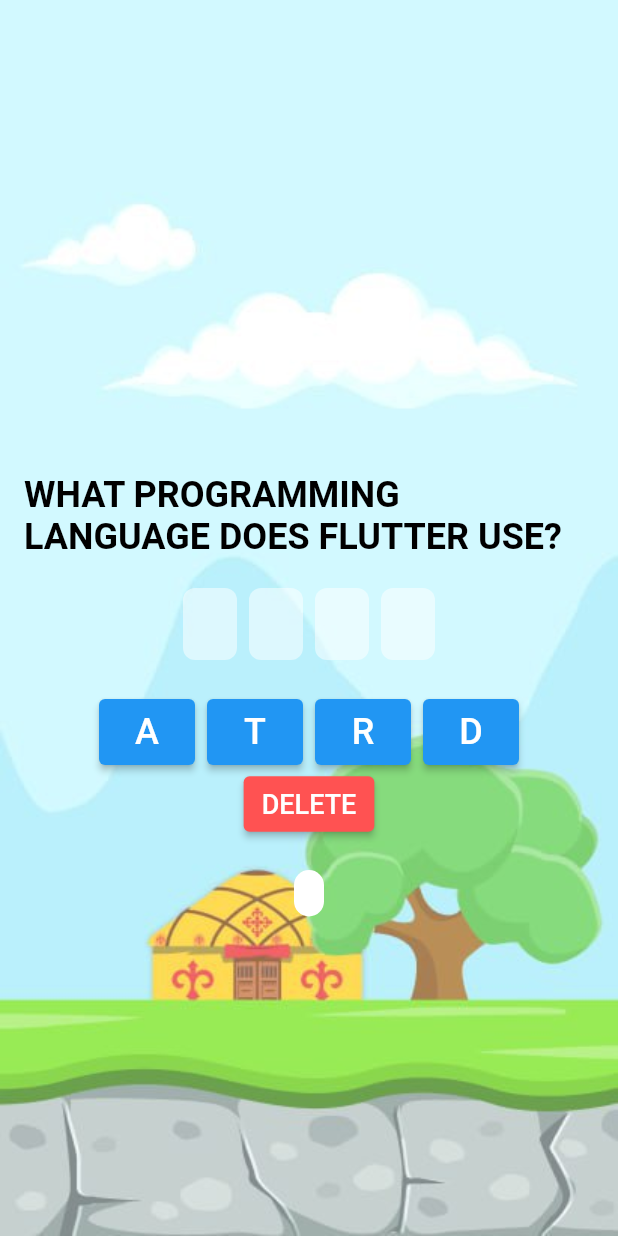
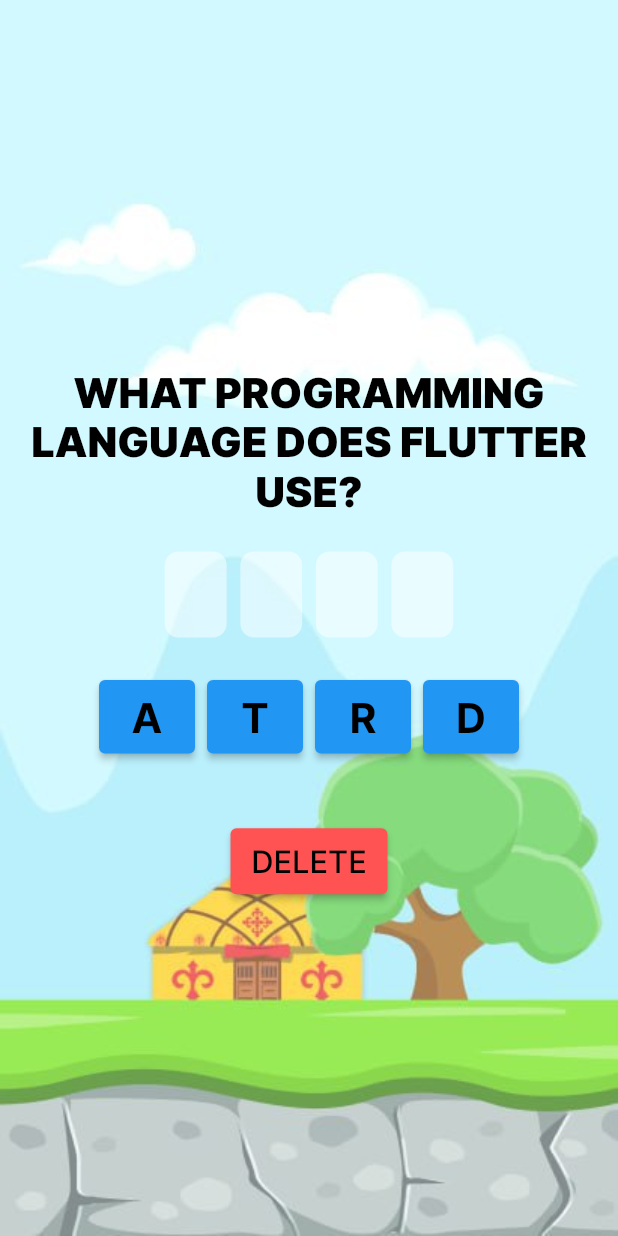
Before and after one commit to Yorq1nnur/najot_talim_nt, a Flutter app: the screen it shows after launch, on a phone screen of 412 x 824 dp. Run offline on Flutter 3.47's test engine with Material 3 defaults, Android fonts, the phone set to English and light mode, and no system bars; our stand-ins replace flutter_screenutil, get, lottie.

```diff
--- a/lib/screens/global_screen/global_screen.dart
+++ b/lib/screens/global_screen/global_screen.dart
@@ -1,7 +1,10 @@
 import 'package:flutter/material.dart';
 import 'package:flutter/services.dart';
+import 'package:flutter_screenutil/flutter_screenutil.dart';
 import 'package:get/get.dart';
 import 'package:najot_talim_nt/screens/global_screen/game_controller/game_controller.dart';
+import 'package:najot_talim_nt/utils/colors/app_colors.dart';
+import 'package:najot_talim_nt/utils/styles/app_text_style.dart';
 import '../../utils/images/app_images.dart';
 
 class GlobalScreen extends StatelessWidget {
@@ -9,7 +12,9 @@ class GlobalScreen extends StatelessWidget {
 
   @override
   Widget build(BuildContext context) {
-    final GameController controller = Get.put(GameController());
+    final GameController controller = Get.put(
+      GameController(),
+    );
 
     return AnnotatedRegion(
       value: const SystemUiOverlayStyle(
@@ -28,22 +33,26 @@ class GlobalScreen extends StatelessWidget {
                   height: MediaQuery.sizeOf(context).height,
                   fit: BoxFit.fill,
                 ),
-                SingleChildScrollView(
-                  child: Padding(
-                    padding: const EdgeInsets.only(top: 300),
+                Align(
+                  alignment: Alignment.center,
+                  child: SingleChildScrollView(
                     child: Center(
                       child: Column(
                         mainAxisAlignment: MainAxisAlignment.center,
                         children: [
                           Padding(
-                            padding: const EdgeInsets.all(16),
+                            padding: EdgeInsets.symmetric(
+                              vertical: 16.h,
+                              horizontal: 16.w,
+                            ),
                             child: Text(
                               controller.currentQuestion,
-                              style: const TextStyle(
-                                fontSize: 24,
-                                fontWeight: FontWeight.bold,
-                                color: Colors.black,
+                              style: AppTextStyle.interBold.copyWith(
+                                fontSize: 24.sp,
+                                fontWeight: FontWeight.w900,
+                                color: AppColors.black,
                               ),
+                              textAlign: TextAlign.center,
                             ),
                           ),
                           Wrap(
@@ -51,26 +60,36 @@ class GlobalScreen extends StatelessWidget {
                               controller.currentAnswer.length,
                               (index) {
                                 return Padding(
-                                  padding: const EdgeInsets.all(2.0),
+                                  padding: EdgeInsets.all(
+                                    2.w,
+                                  ),
                                   child: Container(
-                                    width: 36,
-                                    height: 48,
+                                    width: 36.w,
+                                    height: 48.h,
                                     alignment: Alignment.center,
-                                    margin: const EdgeInsets.all(2),
+                                    margin: EdgeInsets.all(
+                                      2.w,
+                                    ),
                                     decoration: BoxDecoration(
-                                      color: Colors.white.withOpacity(0.5),
-                                      borderRadius: BorderRadius.circular(8),
+                                      color: Colors.white.withOpacity(
+                                        0.5,
+                                      ),
+                                      borderRadius: BorderRadius.circular(
+                                        8.r,
+                                      ),
                                     ),
                                     child: Text(
-                                      controller.currentInputAnswer.value.length >
+                                      controller.currentInputAnswer.value
+                                                  .length >
                                               index
-                                          ? controller.currentInputAnswer.value[index]
+                                          ? controller
+                                              .currentInputAnswer.value[index]
                                           : "",
                                       style: TextStyle(
                                         fontSize: 40,
                                         fontWeight: FontWeight.bold,
-                                        color: controller
-                                                    .currentInputAnswer.value.length >
+                                        color: controller.currentInputAnswer
+                                                    .value.length >
                                                 index
                                             ? Colors.black
                                             : Colors.grey,
@@ -81,13 +100,15 @@ class GlobalScreen extends StatelessWidget {
                               },
                             ),
                           ),
-                          const SizedBox(height: 20),
+                          SizedBox(
+                            height: 20.h,
+                          ),
                           Wrap(
                             spacing: 8,
                             children: controller.shuffledLetters
-                                .map((letter) => ElevatedButton(
-                                      onPressed: () =>
-                                          controller.addQuiz(letter),
+                                .map(
+                                  (letter) => ElevatedButton(
+                                    onPressed: () => controller.addQuiz(letter),
                                     style: ElevatedButton.styleFrom(
                                       backgroundColor: Colors.blue,
                                       padding: const EdgeInsets.symmetric(
@@ -95,42 +116,55 @@ class GlobalScreen extends StatelessWidget {
                                         vertical: 8,
                                       ),
                                     ),
-                                      child: Text(letter,
-                                          style: const TextStyle(fontSize: 24)),
-                                    ))
-                                .toList(),
-                          ),
-                          ElevatedButton(
-                            onPressed: () => controller.removeLastQuiz(),
-                            style: ElevatedButton.styleFrom(
-                              backgroundColor: Colors.redAccent,
-                              padding: const EdgeInsets.symmetric(
-                                horizontal: 12,
-                                vertical: 8,
-                              ),
-                            ),
-                            child: const Text(
-                              "DELETE",
-                              style: TextStyle(
-                                fontSize: 18,
+                                    child: Text(
+                                      letter,
+                                      style: AppTextStyle.interBold.copyWith(
+                                        fontSize: 24.sp,
                                       ),
                                     ),
                                   ),
-                          const SizedBox(
-                            height: 20,
+                                )
+                                .toList(),
                           ),
-                          Container(
+                          SizedBox(
+                            height: 20.h,
+                          ),
+                          Visibility(
+                            visible: controller.errorMessage.value != '',
+                            child: Container(
                               padding: const EdgeInsets.symmetric(
-                                horizontal: 10, vertical: 5),
+                                horizontal: 10,
+                                vertical: 5,
+                              ),
                               decoration: BoxDecoration(
                                 color: Colors.white,
-                              borderRadius: BorderRadius.circular(20),
+                                borderRadius: BorderRadius.circular(
+                                  20,
+                                ),
                               ),
                               child: Text(
                                 controller.errorMessage.value,
                                 style: const TextStyle(
                                   color: Colors.red,
                                   fontSize: 18,
+                                ),
+                              ),
+                            ),
+                          ),
+                          SizedBox(height: 20.h,),
+                          ElevatedButton(
+                            onPressed: () => controller.removeLastQuiz(),
+                            style: ElevatedButton.styleFrom(
+                              backgroundColor: Colors.redAccent,
+                              padding: EdgeInsets.symmetric(
+                                horizontal: 12.w,
+                                vertical: 8.h,
+                              ),
+                            ),
+                            child: Text(
+                              "DELETE",
+                              style: AppTextStyle.interMedium.copyWith(
+                                fontSize: 18.sp,
                               ),
                             ),
                           ),
--- a/lib/utils/colors/app_colors.dart
+++ b/lib/utils/colors/app_colors.dart
@@ -1,11 +1,7 @@
-import 'dart:ui';
-
 import 'package:flutter/material.dart';
 
 class AppColors {
   static const Color black = Colors.black;
   static const Color white = Colors.white;
   static const Color transparent = Colors.transparent;
-
-  static const Color c_1A72DD = Color(0xFF1A72DD);
 }
```
Lines whose indentation alone changed are shown as unchanged.
